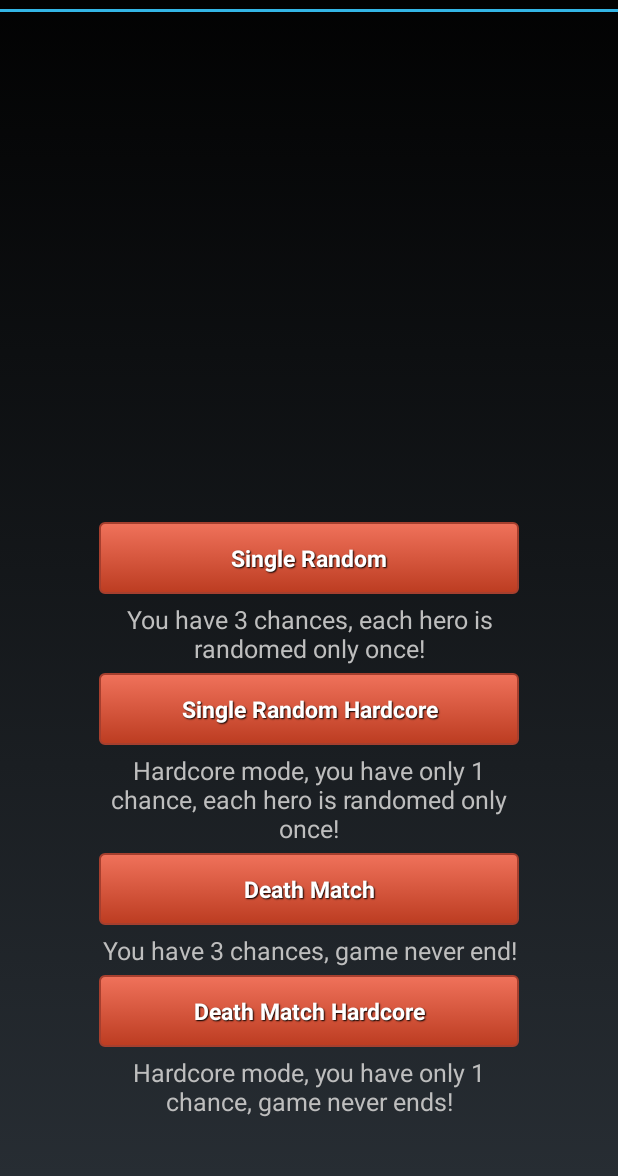
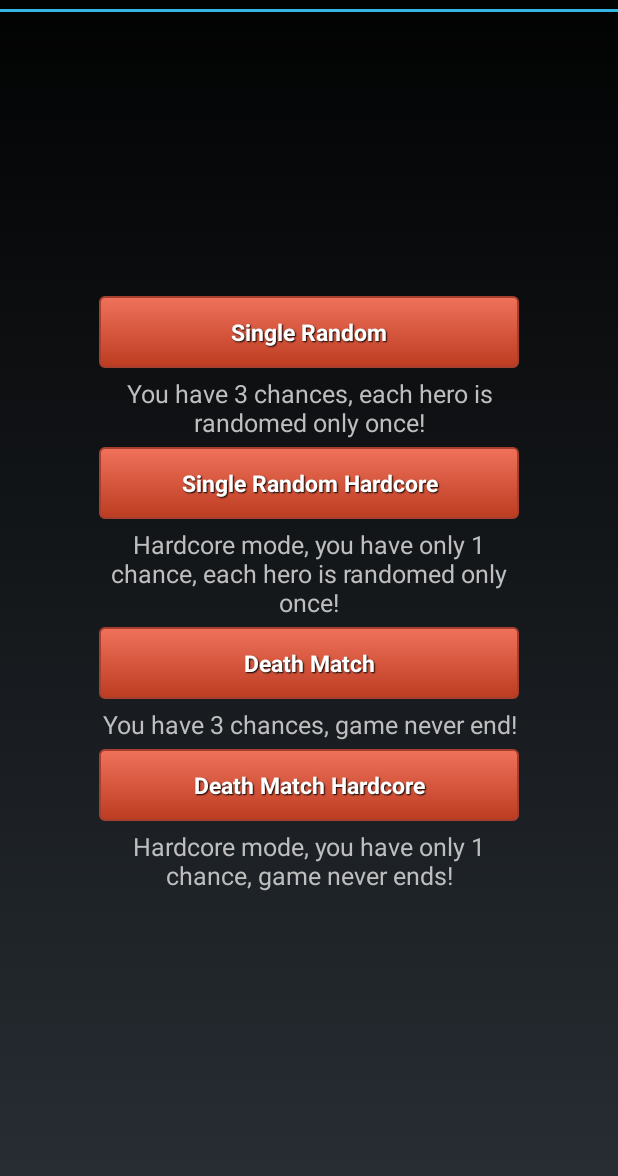
Before and after one commit to arrived1/Dota2GameQuiz, an Android app: the GameModePickerActivity screen opened directly, with no data from a screen before it, on a phone screen of 412 x 824 dp, the part 60-1236 px from its top. Run offline under Robolectric (Android 15) with nearby library versions, the light colour scheme and no system bars.

Commit message:
fixed GUI in Game Mode Picker

```diff
--- a/Dota/src/main/res/layout/activity_game_mode_picker.xml
+++ b/Dota/src/main/res/layout/activity_game_mode_picker.xml
@@ -7,6 +7,14 @@
     android:paddingTop="@dimen/activity_vertical_margin"
     android:paddingBottom="@dimen/activity_vertical_margin"
     tools:context=".MainActivity">
+
+    <LinearLayout
+        android:id="@+id/group"
+        android:orientation="vertical"
+        android:layout_width="wrap_content"
+        android:layout_height="wrap_content"
+        android:layout_centerVertical="true"
+        android:layout_centerHorizontal="true" >
 
         <LinearLayout
             android:id="@+id/group1"
@@ -125,6 +133,6 @@
                 android:layout_marginTop="5dp"
                 android:text="@string/gameModeExplanation4" />
         </LinearLayout>
-
+    </LinearLayout>
 
 </RelativeLayout>
```
Lines whose indentation alone changed are shown as unchanged.
